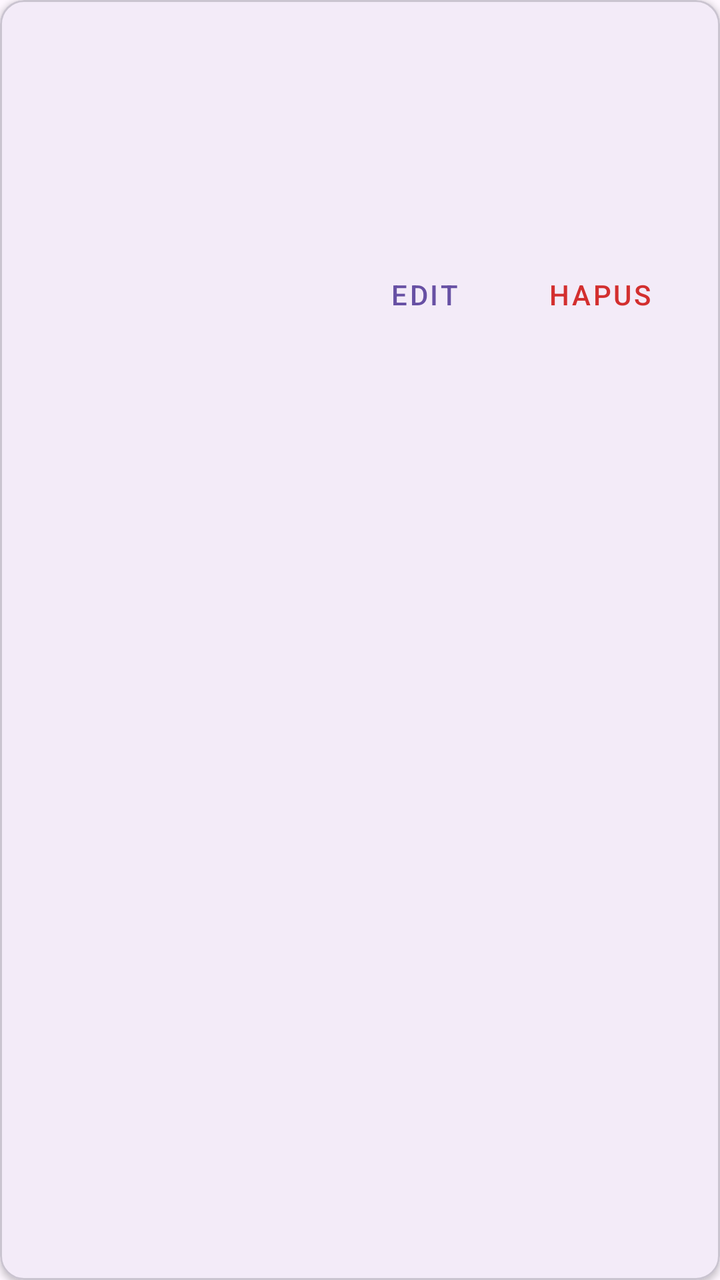
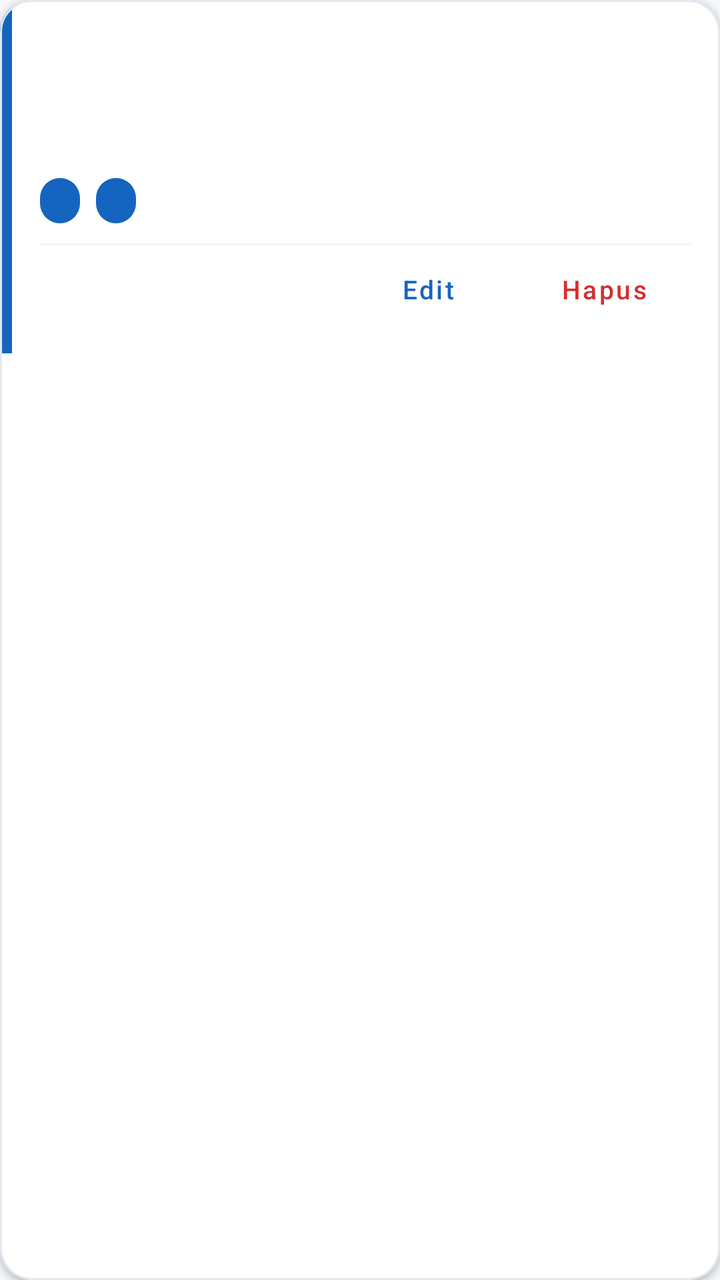

The first picture is an Android layout as it rendered before a commit; the second is the same layout after the commit. The layout source and the unified diff follow.
<!-- AndroidManifest.xml: application theme Theme.StudyPlan -->
<!-- res/layout/item_task.xml -->
<?xml version="1.0" encoding="utf-8"?>
<com.google.android.material.card.MaterialCardView xmlns:android="http://schemas.android.com/apk/res/android"
    xmlns:app="http://schemas.android.com/apk/res-auto"
    android:layout_width="match_parent"
    android:layout_height="wrap_content"
    android:layout_marginBottom="12dp"
    app:cardCornerRadius="12dp"
    app:cardElevation="2dp"
    app:strokeWidth="1dp">

    <LinearLayout
        android:layout_width="match_parent"
        android:layout_height="wrap_content"
        android:orientation="vertical"
        android:padding="16dp">

        <TextView
            android:id="@+id/tvTaskTitle"
            android:layout_width="match_parent"
            android:layout_height="wrap_content"
            android:textSize="18sp"
            android:textStyle="bold" />

        <TextView
            android:id="@+id/tvTaskCourse"
            android:layout_width="match_parent"
            android:layout_height="wrap_content"
            android:layout_marginTop="4dp"
            android:textSize="14sp"
            android:textStyle="italic" />

        <TextView
            android:id="@+id/tvTaskDeadline"
            android:layout_width="match_parent"
            android:layout_height="wrap_content"
            android:layout_marginTop="6dp"
            android:textSize="13sp" />

        <LinearLayout
            android:layout_width="match_parent"
            android:layout_height="wrap_content"
            android:layout_marginTop="8dp"
            android:orientation="horizontal">

            <TextView
                android:id="@+id/tvTaskPriority"
                android:layout_width="wrap_content"
                android:layout_height="wrap_content"
                android:layout_marginEnd="12dp"
                android:textSize="12sp"
                android:textStyle="bold" />

            <TextView
                android:id="@+id/tvTaskStatus"
                android:layout_width="wrap_content"
                android:layout_height="wrap_content"
                android:textSize="12sp"
                android:textStyle="bold" />
        </LinearLayout>

        <LinearLayout
            android:layout_width="match_parent"
            android:layout_height="wrap_content"
            android:layout_marginTop="12dp"
            android:gravity="end"
            android:orientation="horizontal">

            <com.google.android.material.button.MaterialButton
                android:id="@+id/btnEdit"
                style="@style/Widget.MaterialComponents.Button.TextButton"
                android:layout_width="wrap_content"
                android:layout_height="wrap_content"
                android:text="@string/btn_edit" />

            <com.google.android.material.button.MaterialButton
                android:id="@+id/btnDelete"
                style="@style/Widget.MaterialComponents.Button.TextButton"
                android:layout_width="wrap_content"
                android:layout_height="wrap_content"
                android:text="@string/btn_delete"
                android:textColor="#D32F2F" />
        </LinearLayout>

    </LinearLayout>
</com.google.android.material.card.MaterialCardView>
<!-- resources referenced by this layout -->
<resources>
  <string name="btn_delete">Hapus</string>
  <string name="btn_edit">Edit</string>
  <style name="Theme.StudyPlan" parent="Base.Theme.StudyPlan" />
  <style name="Base.Theme.StudyPlan" parent="Theme.Material3.DayNight.NoActionBar">
          
          
      </style>
</resources>

<!-- the commit's change to res/layout/item_task.xml (unified diff, before → after) -->
@@ -4,82 +4,125 @@
     android:layout_width="match_parent"
     android:layout_height="wrap_content"
     android:layout_marginBottom="12dp"
-    app:cardCornerRadius="12dp"
+    app:cardBackgroundColor="@color/white"
+    app:cardCornerRadius="16dp"
     app:cardElevation="2dp"
+    app:strokeColor="#E2E8F0"
     app:strokeWidth="1dp">
 
     <LinearLayout
         android:layout_width="match_parent"
         android:layout_height="wrap_content"
-        android:orientation="vertical"
-        android:padding="16dp">
+        android:orientation="horizontal">
 
-        <TextView
-            android:id="@+id/tvTaskTitle"
-            android:layout_width="match_parent"
-            android:layout_height="wrap_content"
-            android:textSize="18sp"
-            android:textStyle="bold" />
-
-        <TextView
-            android:id="@+id/tvTaskCourse"
-            android:layout_width="match_parent"
-            android:layout_height="wrap_content"
-            android:layout_marginTop="4dp"
-            android:textSize="14sp"
-            android:textStyle="italic" />
-
-        <TextView
-            android:id="@+id/tvTaskDeadline"
-            android:layout_width="match_parent"
-            android:layout_height="wrap_content"
-            android:layout_marginTop="6dp"
-            android:textSize="13sp" />
+        
+        <View
+            android:id="@+id/viewPriorityStrip"
+            android:layout_width="6dp"
+            android:layout_height="match_parent"
+            android:background="#1565C0" />
 
         <LinearLayout
-            android:layout_width="match_parent"
+            android:layout_width="0dp"
             android:layout_height="wrap_content"
-            android:layout_marginTop="8dp"
-            android:orientation="horizontal">
+            android:layout_weight="1"
+            android:orientation="vertical"
+            android:padding="14dp">
 
             <TextView
-                android:id="@+id/tvTaskPriority"
-                android:layout_width="wrap_content"
+                android:id="@+id/tvTaskTitle"
+                android:layout_width="match_parent"
                 android:layout_height="wrap_content"
-                android:layout_marginEnd="12dp"
-                android:textSize="12sp"
+                android:textColor="@color/text_primary"
+                android:textSize="16sp"
                 android:textStyle="bold" />
 
             <TextView
-                android:id="@+id/tvTaskStatus"
-                android:layout_width="wrap_content"
+                android:id="@+id/tvTaskCourse"
+                android:layout_width="match_parent"
                 android:layout_height="wrap_content"
-                android:textSize="12sp"
+                android:layout_marginTop="4dp"
+                android:textColor="@color/text_secondary"
+                android:textSize="13sp" />
+
+            <TextView
+                android:id="@+id/tvTaskDeadline"
+                android:layout_width="match_parent"
+                android:layout_height="wrap_content"
+                android:layout_marginTop="4dp"
+                android:textColor="@color/primary_blue"
+                android:textSize="13sp"
                 android:textStyle="bold" />
+
+            
+            <LinearLayout
+                android:layout_width="match_parent"
+                android:layout_height="wrap_content"
+                android:layout_marginTop="10dp"
+                android:orientation="horizontal">
+
+                <TextView
+                    android:id="@+id/tvTaskPriority"
+                    android:layout_width="wrap_content"
+                    android:layout_height="wrap_content"
+                    android:layout_marginEnd="8dp"
+                    android:background="@drawable/bg_badge"
+                    android:paddingHorizontal="10dp"
+                    android:paddingVertical="4dp"
+                    android:textColor="@color/white"
+                    android:textSize="11sp"
+                    android:textStyle="bold" />
+
+                <TextView
+                    android:id="@+id/tvTaskStatus"
+                    android:layout_width="wrap_content"
+                    android:layout_height="wrap_content"
+                    android:background="@drawable/bg_badge"
+                    android:paddingHorizontal="10dp"
+                    android:paddingVertical="4dp"
+                    android:textColor="@color/white"
+                    android:textSize="11sp"
+                    android:textStyle="bold" />
+            </LinearLayout>
+
+            <View
+                android:layout_width="match_parent"
+                android:layout_height="1dp"
+                android:layout_marginTop="10dp"
+                android:background="#F1F5F9" />
+
+            <LinearLayout
+                android:layout_width="match_parent"
+                android:layout_height="wrap_content"
+                android:layout_marginTop="4dp"
+                android:gravity="end"
+                android:orientation="horizontal">
+
+                <com.google.android.material.button.MaterialButton
+                    android:id="@+id/btnEdit"
+                    style="@style/Widget.MaterialComponents.Button.TextButton"
+                    android:layout_width="wrap_content"
+                    android:layout_height="36dp"
+                    android:insetTop="0dp"
+                    android:insetBottom="0dp"
+                    android:text="Edit"
+                    android:textAllCaps="false"
+                    android:textColor="@color/primary_blue"
+                    android:textSize="13sp" />
+
+                <com.google.android.material.button.MaterialButton
+                    android:id="@+id/btnDelete"
+                    style="@style/Widget.MaterialComponents.Button.TextButton"
+                    android:layout_width="wrap_content"
+                    android:layout_height="36dp"
+                    android:insetTop="0dp"
+                    android:insetBottom="0dp"
+                    android:text="Hapus"
+                    android:textAllCaps="false"
+                    android:textColor="#D32F2F"
+                    android:textSize="13sp" />
+            </LinearLayout>
+
         </LinearLayout>
-
-        <LinearLayout
-            android:layout_width="match_parent"
-            android:layout_height="wrap_content"
-            android:layout_marginTop="12dp"
-            android:gravity="end"
-            android:orientation="horizontal">
-
-            <com.google.android.material.button.MaterialButton
-                android:id="@+id/btnEdit"
-                style="@style/Widget.MaterialComponents.Button.TextButton"
-                android:layout_width="wrap_content"
-                android:layout_height="wrap_content"
-                android:text="@string/btn_edit" />
-
-            <com.google.android.material.button.MaterialButton
-                android:id="@+id/btnDelete"
-                style="@style/Widget.MaterialComponents.Button.TextButton"
-                android:layout_width="wrap_content"
-                android:layout_height="wrap_content"
-                android:text="@string/btn_delete"
-                android:textColor="#D32F2F" />
-        </LinearLayout>
-
     </LinearLayout>
 </com.google.android.material.card.MaterialCardView>
<!-- resource entries referenced after the edit -->
@@ -1,11 +1,24 @@
 <!-- resources referenced by this layout -->
 <resources>
-  <string name="btn_delete">Hapus</string>
-  <string name="btn_edit">Edit</string>
+  <color name="primary_blue">#1565C0</color>
+  <color name="text_primary">#1E293B</color>
+  <color name="text_secondary">#64748B</color>
+  <color name="white">#FFFFFFFF</color>
+  <!-- drawable bg_badge (drawable) -->
+  <?xml version="1.0" encoding="utf-8"?>
+  <shape xmlns:android="http://schemas.android.com/apk/res/android"
+      android:shape="rectangle">
+      <corners android:radius="16dp" />
+      <solid android:color="#1565C0" />
+  </shape>
   <style name="Theme.StudyPlan" parent="Base.Theme.StudyPlan" />
-  <style name="Base.Theme.StudyPlan" parent="Theme.Material3.DayNight.NoActionBar">
-          
-          
+  <style name="Base.Theme.StudyPlan" parent="Theme.Material3.Light.NoActionBar">
+          <item name="colorPrimary">@color/primary_blue</item>
+          <item name="colorOnPrimary">@color/white</item>
+          <item name="android:statusBarColor">@color/primary_dark</item>
+          <item name="android:windowBackground">@color/bg_light</item>
       </style>
+  <color name="primary_dark">#0D47A1</color>
+  <color name="bg_light">#F4F7FB</color>
 </resources>
 
